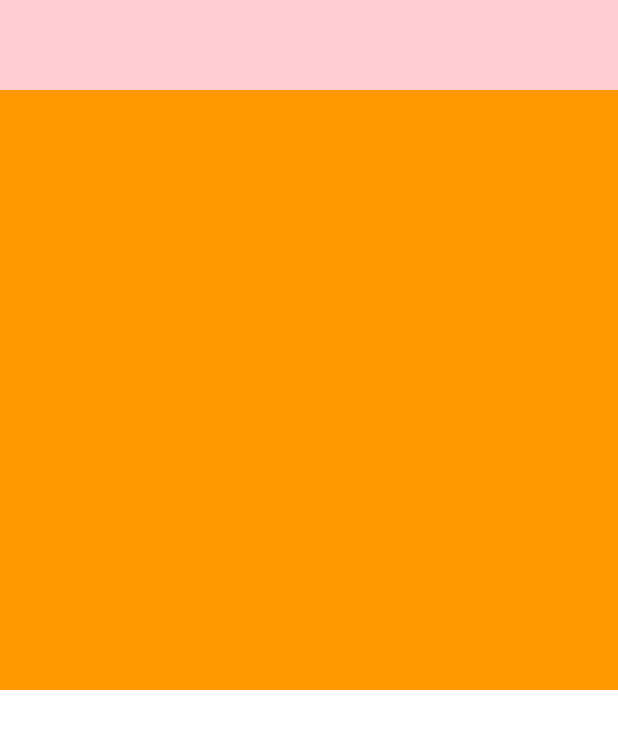
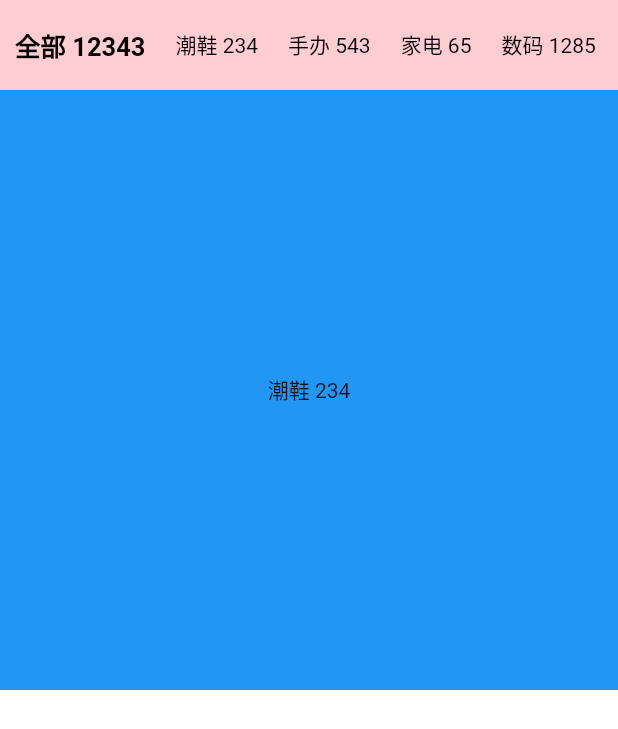
Before and after one commit to yukilzw/idle_fish, a Flutter app: the screen it shows after launch, swiped to page 2, on a phone screen of 412 x 824 dp. Shown: the top 729 px of the screen. Run offline on Flutter 3.47's test engine with Material 2 defaults, Android fonts, the phone set to English and light mode, and no system bars; our stand-ins replace lottie, pull_to_refresh.

Commit message:
diy navBar Tab

```diff
--- a/lib/main.dart
+++ b/lib/main.dart
@@ -1,6 +1,7 @@
 import 'package:flutter/material.dart';
 import 'package:flutter/cupertino.dart';
 import 'package:flutter/services.dart';
+import 'pull.dart';
 import 'tabpage.dart';
 
 void main() {
@@ -24,9 +25,11 @@ class MyApp extends StatelessWidget {
         primarySwatch: Colors.grey,
         visualDensity: VisualDensity.adaptivePlatformDensity,
       ),
-      home: Container(
-        color: Colors.white,
-        child: TabPage()
+      home: Scaffold(
+        body: Container(
+          color: Colors.white,
+          child: TabPage()
+        ),
       ),
     );
   }
--- a/lib/pull.dart
+++ b/lib/pull.dart
@@ -37,11 +37,11 @@ class _Pull extends State<Pull> {
 
   @override
   Widget build(BuildContext context) {
-    Widget refreshing = Lottie.asset('assets/if_refresh.json',
+    Widget refreshing = Lottie.asset(
+      'assets/if_refresh.json',
       height: 50
     );
-    return Scaffold(
-      body: Column(
+    return Column(
       crossAxisAlignment: CrossAxisAlignment.stretch,
       children: [
         Expanded(
@@ -111,7 +111,6 @@ class _Pull extends State<Pull> {
           ),
         ),
       ],
-      ),
     );
   }
 }
--- a/lib/tabpage.dart
+++ b/lib/tabpage.dart
@@ -1,4 +1,8 @@
 import 'package:flutter/material.dart';
+
+const testNav = [
+  '全部 12343', '潮鞋 234', '手办 543', '家电 65', '数码 1285', '虚拟品 51', '服装 5415', '其他 4120'
+];
 
 class TabPage extends StatefulWidget {
   @override
@@ -6,6 +10,77 @@ class TabPage extends StatefulWidget {
 }
 
 class _TabPage extends State<TabPage> {
+  PageController pageController;
+  int currentPage = 0;
+
+  @override
+  void initState() {
+    super.initState();
+
+    //创建控制器的实例
+    pageController = PageController(
+      //用来配置PageView中默认显示的页面 从0开始
+      initialPage: 0,
+      //为true是保持加载的每个页面的状态
+      keepPage: true,
+    );
+
+    ///PageView设置滑动监听
+    pageController.addListener(() {
+      //PageView滑动的距离
+      double offset = pageController.offset;
+      //当前显示的页面的索引
+      double page = pageController.page;
+      // print("pageView 滑动的距离 $offset  索引 $page");
+    });
+    // WidgetsBinding.instance.addPostFrameCallback((_) => pageController.jumpToPage(2)); //执行yourFunction
+  }
+
+  List<Widget> _renderNav() {
+    return testNav.asMap().keys.map((index) =>
+      GestureDetector(
+        onTap: () {
+          setState(() {
+            currentPage = index;
+          });
+          pageController.animateToPage(
+            index,
+            curve: Curves.ease,
+            duration: Duration(milliseconds: 500),
+          );
+        },
+        child:  Container(
+          padding: EdgeInsets.only(
+            left: 10,
+            right: 10
+          ),
+          color: Colors.transparent,
+          child: Center(
+            child: Text(
+              testNav[index],
+              style: currentPage == index ? TextStyle(
+                color: Colors.black,
+                fontWeight: FontWeight.bold,
+                fontSize: 17
+              ) : TextStyle(
+                color: Colors.black,
+                fontSize: 14
+              ),
+            )
+          ),
+        ),
+      )
+    ).toList();
+  }
+
+  List<Widget> _renderPage() {
+    return testNav.map((text) => Container(
+      color: Colors.blue,
+      child: Center(
+        child: Text(text),
+      ),
+    )).toList();
+  }
 
   @override
   Widget build(BuildContext context) {
@@ -19,26 +94,17 @@ class _TabPage extends State<TabPage> {
         Container(
           height: 60,
           color: Colors.red[100],
+          child: ListView(
+            scrollDirection: Axis.horizontal,
+            children: _renderNav(),
+          ),
         ),
         SizedBox(
           height: 400,
           child: PageView(
+            controller: pageController,
             physics: BouncingScrollPhysics(),
-            children: <Widget>[
-              Container(
-                color: Colors.blue
-              ),
-              Container(
-                width: 200,
-                height: 200,
-                color: Colors.orange
-              ),
-              Container(
-                width: 200,
-                height: 200,
-                color: Colors.yellow
-              ),
-            ],
+            children: _renderPage(),
           ),
         ),
       ],
--- a/pubspec.yaml
+++ b/pubspec.yaml
@@ -39,6 +39,4 @@ flutter:
   uses-material-design: true
 
   assets:
-  - assets/loading.json
-  - assets/if_refresh.json
-  - assets/fun_home_pull_down.png
+  - assets/
```
Also changed, not shown: assets/ic_navibar_line.png (added). Lines whose indentation alone changed are shown as unchanged.
